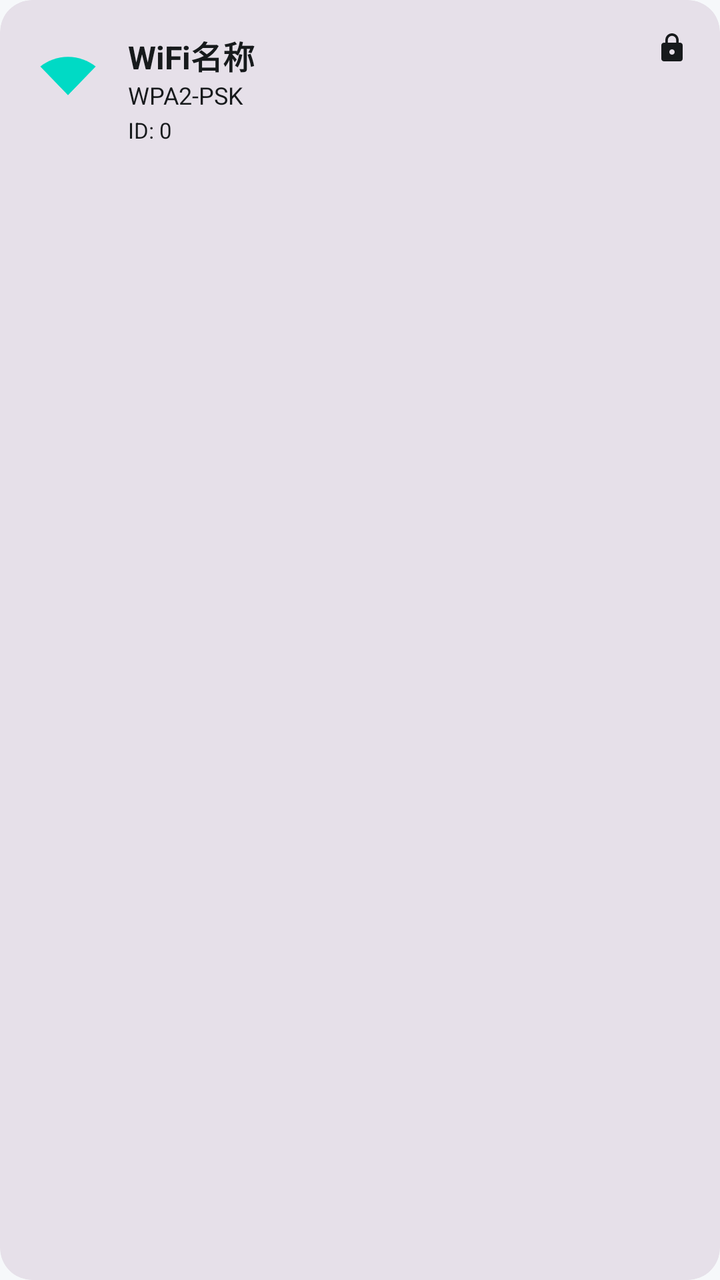
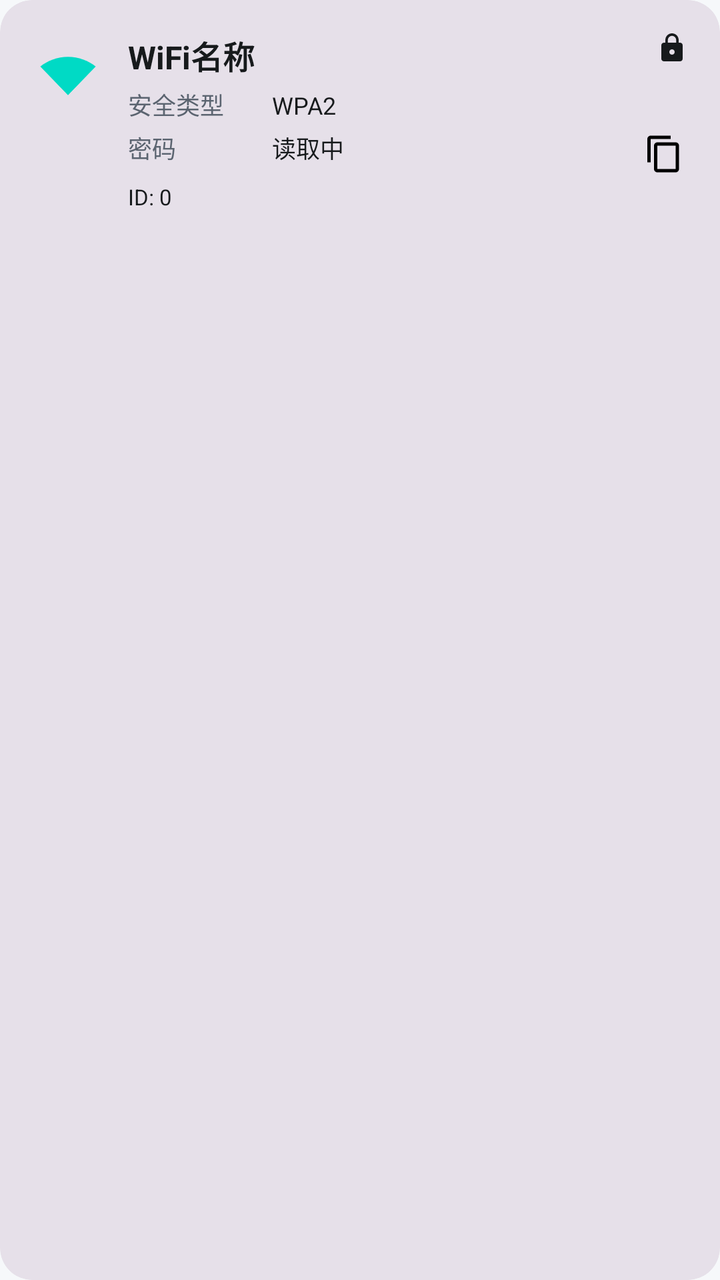

Compare the two renders of this Android layout. The source of the first and the diff that turns it into the second are given below.
<!-- AndroidManifest.xml: application theme Theme.NetworkTool -->
<!-- res/layout/item_saved_network.xml -->
<?xml version="1.0" encoding="utf-8"?>
<com.google.android.material.card.MaterialCardView xmlns:android="http://schemas.android.com/apk/res/android"
    xmlns:app="http://schemas.android.com/apk/res-auto"
    android:id="@+id/cardView"
    style="@style/Widget.NetworkTool.Card"
    android:layout_width="match_parent"
    android:layout_height="wrap_content"
    android:layout_margin="6dp"
    app:cardElevation="0dp">

    <LinearLayout
        android:layout_width="match_parent"
        android:layout_height="wrap_content"
        android:orientation="horizontal"
        android:padding="@dimen/card_padding">

        <ImageView
            android:id="@+id/signalIcon"
            android:layout_width="36dp"
            android:layout_height="36dp"
            android:src="@drawable/ic_signal_wifi_4_bar"
            app:tint="?attr/colorAccent" />

        <LinearLayout
            android:layout_width="0dp"
            android:layout_height="wrap_content"
            android:layout_marginStart="12dp"
            android:layout_weight="1"
            android:orientation="vertical">

            <LinearLayout
                android:layout_width="match_parent"
                android:layout_height="wrap_content"
                android:orientation="horizontal">

                <TextView
                    android:id="@+id/ssidText"
                    android:layout_width="0dp"
                    android:layout_height="wrap_content"
                    android:layout_weight="1"
                    android:text="WiFi名称"
                    android:textColor="?attr/colorOnSurface"
                    android:textSize="16sp"
                    android:textStyle="bold" />

                <ImageView
                    android:id="@+id/currentIcon"
                    android:layout_width="16dp"
                    android:layout_height="16dp"
                    android:src="@drawable/ic_check"
                    android:visibility="gone"
                    app:tint="@color/colorPrimary" />

                <ImageView
                    android:id="@+id/lockIcon"
                    android:layout_width="16dp"
                    android:layout_height="16dp"
                    android:layout_marginStart="4dp"
                    android:src="@drawable/ic_lock"
                    app:tint="?attr/colorOnSurface" />

            </LinearLayout>

            <TextView
                android:id="@+id/securityText"
                android:layout_width="wrap_content"
                android:layout_height="wrap_content"
                android:text="WPA2-PSK"
                android:textColor="?attr/colorOnSurface"
                android:textSize="12sp" />

            <TextView
                android:id="@+id/networkIdText"
                android:layout_width="wrap_content"
                android:layout_height="wrap_content"
                android:layout_marginTop="2dp"
                android:text="ID: 0"
                android:textColor="?attr/colorOnSurface"
                android:textSize="11sp" />

        </LinearLayout>

    </LinearLayout>

</com.google.android.material.card.MaterialCardView>
<!-- resources referenced by this layout -->
<resources>
  <color name="colorPrimary">#00DAC5</color>
  <dimen name="card_padding">16dp</dimen>
  <!-- drawable ic_check (drawable) -->
  <?xml version="1.0" encoding="utf-8"?>
  <vector xmlns:android="http://schemas.android.com/apk/res/android"
      android:width="24dp"
      android:height="24dp"
      android:viewportWidth="24"
      android:viewportHeight="24">
      <path
          android:fillColor="#000000"
          android:pathData="M9,16.17L4.83,12l-1.42,1.41L9,19 21,7l-1.41,-1.41z" />
  </vector>
  <!-- drawable ic_lock (drawable) -->
  <?xml version="1.0" encoding="utf-8"?>
  <vector xmlns:android="http://schemas.android.com/apk/res/android"
      android:width="24dp"
      android:height="24dp"
      android:viewportWidth="24"
      android:viewportHeight="24">
      <path
          android:fillColor="#000000"
          android:pathData="M18,8h-1V6c0,-2.76 -2.24,-5 -5,-5S7,3.24 7,6v2H6c-1.1,0 -2,0.9 -2,2v10c0,1.1 0.9,2 2,2h12c1.1,0 2,-0.9 2,-2V10C20,8.9 19.1,8 18,8zM12,17c-1.1,0 -2,-0.9 -2,-2s0.9,-2 2,-2 2,0.9 2,2 -0.9,2 -2,2zM15.1,8H8.9V6c0,-1.71 1.39,-3.1 3.1,-3.1s3.1,1.39 3.1,3.1V8z" />
  </vector>
  <style name="Widget.NetworkTool.Card" parent="Widget.Material3.CardView.Filled">
          <item name="cardCornerRadius">@dimen/card_corner</item>
          <item name="cardElevation">0dp</item>
          <item name="strokeWidth">0dp</item>
      </style>
  <dimen name="card_corner">16dp</dimen>
  <color name="colorPrimaryDark">#00B5A1</color>
  <color name="colorAccent">#00DAC5</color>
  <color name="colorOnPrimary">#00201C</color>
  <color name="colorPrimaryContainer">#B8FFF7</color>
  <color name="colorOnPrimaryContainer">#00201C</color>
  <color name="colorBackground">#F6F8FA</color>
  <color name="colorSurface">#FFFFFF</color>
  <color name="colorOnSurface">#171A1C</color>
  <color name="colorOnBackground">#171A1C</color>
  <color name="colorSurfaceContainer">#EEF2F5</color>
  <color name="textSecondary">#5B6470</color>
  <color name="colorOutline">#8A94A0</color>
  <color name="colorOutlineVariant">#D8DEE5</color>
  <color name="textPrimary">#171A1C</color>
  <style name="Widget.NetworkTool.Toolbar" parent="Widget.Material3.Toolbar">
          <item name="android:background">@android:color/transparent</item>
          <item name="android:elevation">0dp</item>
          <item name="titleTextColor">?attr/colorOnSurface</item>
          <item name="titleTextAppearance">@style/TextAppearance.NetworkTool.ToolbarTitle</item>
          <item name="subtitleTextColor">?attr/colorOnSurfaceVariant</item>
          <item name="navigationIconTint">?attr/colorOnSurface</item>
      </style>
  <style name="Widget.NetworkTool.Button" parent="Widget.Material3.Button">
          <item name="android:elevation">0dp</item>
          <item name="android:stateListAnimator">@null</item>
      </style>
  <style name="TextAppearance.NetworkTool.ToolbarTitle" parent="TextAppearance.Material3.TitleLarge">
          <item name="android:textSize">20sp</item>
          <item name="android:textStyle">bold</item>
          <item name="android:textColor">?attr/colorOnSurface</item>
      </style>
  <!-- unchanged entries left out for length: 2 -->
</resources>

<!-- the commit's change to res/layout/item_saved_network.xml (unified diff, before → after) -->
@@ -61,13 +61,65 @@
 
             </LinearLayout>
 
-            <TextView
-                android:id="@+id/securityText"
-                android:layout_width="wrap_content"
+            
+            <LinearLayout
+                android:layout_width="match_parent"
                 android:layout_height="wrap_content"
-                android:text="WPA2-PSK"
-                android:textColor="?attr/colorOnSurface"
-                android:textSize="12sp" />
+                android:layout_marginTop="4dp"
+                android:orientation="horizontal">
+
+                <TextView
+                    android:layout_width="72dp"
+                    android:layout_height="wrap_content"
+                    android:text="安全类型"
+                    android:textColor="?attr/colorOnSurfaceVariant"
+                    android:textSize="12sp" />
+
+                <TextView
+                    android:id="@+id/securityText"
+                    android:layout_width="0dp"
+                    android:layout_height="wrap_content"
+                    android:layout_weight="1"
+                    android:text="WPA2"
+                    android:textColor="?attr/colorOnSurface"
+                    android:textSize="12sp" />
+
+            </LinearLayout>
+
+            
+            <LinearLayout
+                android:layout_width="match_parent"
+                android:layout_height="wrap_content"
+                android:layout_marginTop="4dp"
+                android:orientation="horizontal">
+
+                <TextView
+                    android:layout_width="72dp"
+                    android:layout_height="wrap_content"
+                    android:text="密码"
+                    android:textColor="?attr/colorOnSurfaceVariant"
+                    android:textSize="12sp" />
+
+                <TextView
+                    android:id="@+id/passwordText"
+                    android:layout_width="0dp"
+                    android:layout_height="wrap_content"
+                    android:layout_weight="1"
+                    android:ellipsize="end"
+                    android:singleLine="true"
+                    android:text="读取中"
+                    android:textColor="?attr/colorOnSurface"
+                    android:textSize="12sp" />
+
+                <ImageView
+                    android:id="@+id/copyPasswordIcon"
+                    android:layout_width="24dp"
+                    android:layout_height="24dp"
+                    android:contentDescription="复制密码"
+                    android:padding="2dp"
+                    android:src="@drawable/ic_copy" />
+
+            </LinearLayout>
 
             <TextView
                 android:id="@+id/networkIdText"
<!-- resource entries referenced after the edit -->
@@ -12,6 +12,16 @@
       <path
           android:fillColor="#000000"
           android:pathData="M9,16.17L4.83,12l-1.42,1.41L9,19 21,7l-1.41,-1.41z" />
+  </vector>
+  <!-- drawable ic_copy (drawable) -->
+  <vector xmlns:android="http://schemas.android.com/apk/res/android"
+      android:width="24dp"
+      android:height="24dp"
+      android:viewportWidth="24"
+      android:viewportHeight="24">
+      <path
+          android:fillColor="#000000"
+          android:pathData="M16,1L4,1C2.9,1 2,1.9 2,3v14h2L4,3h12L16,1zM19,5L8,5C6.9,5 6,5.9 6,7v14c0,1.1 0.9,2 2,2h11c1.1,0 2,-0.9 2,-2L21,7C21,5.9 20.1,5 19,5zM19,21L8,21L8,7h11v14z"/>
   </vector>
   <!-- drawable ic_lock (drawable) -->
   <?xml version="1.0" encoding="utf-8"?>
